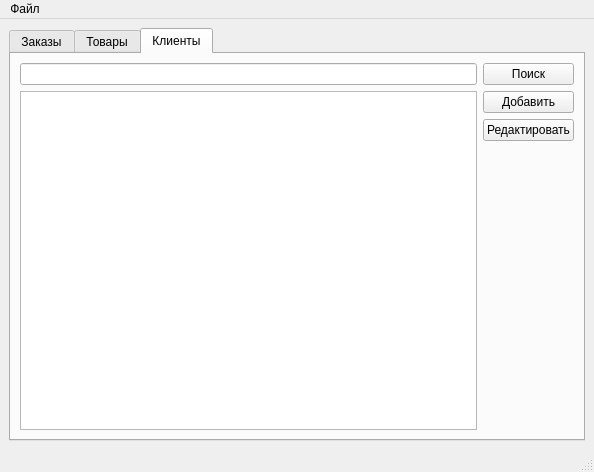
First picture: the form in mainwindowmanager.ui, repository MukizuL/Retail-Sale-App, before the edit.
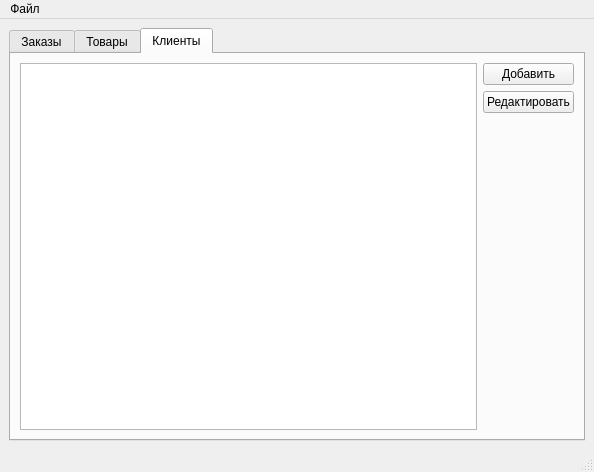
Second picture: the form after the edit. The open tabs and pages were chosen to show the change.

Commit message: Not implementing search

Diff of the .ui file:
```diff
--- a/mainwindowmanager.ui
+++ b/mainwindowmanager.ui
@@ -163,9 +163,6 @@
        <layout class="QHBoxLayout" name="horizontalLayout">
         <item>
          <layout class="QVBoxLayout" name="verticalLayout_2">
-          <item>
-           <widget class="QLineEdit" name="searchLine_manager_clients"/>
-          </item>
           <item>
            <widget class="QTableView" name="tableView_manager_clients">
             <property name="sizeAdjustPolicy">
@@ -189,13 +186,6 @@
         </item>
         <item>
          <layout class="QVBoxLayout" name="verticalLayout_3">
-          <item>
-           <widget class="QPushButton" name="searchButton_manager_clients">
-            <property name="text">
-             <string>Поиск</string>
-            </property>
-           </widget>
-          </item>
           <item>
            <widget class="QPushButton" name="addButton_manager_clients">
             <property name="text">
```
Left out of the diff: 22 changed lines with no effect on the pictures. The commit also changes 3 other files.
